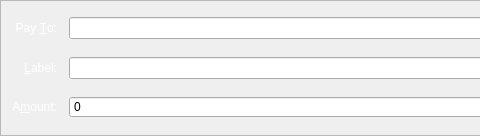
The window that src/qt/forms/sendcoinsentry.ui (shadowrider26/Diamond) describes before a commit, drawn with Qt 5; both pictures show x 0 to 480 and y 0 to 136 of the 729 by 136 pixel window.
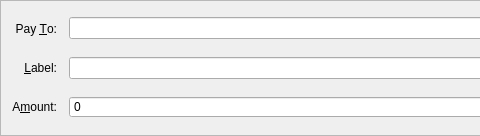
The same window after the commit. Icons and pictures are not drawn. Custom widgets are drawn as their Qt base class.

What changed in the file:
```diff
--- a/src/qt/forms/sendcoinsentry.ui
+++ b/src/qt/forms/sendcoinsentry.ui
@@ -31,7 +31,7 @@
    <item row="5" column="0">
     <widget class="QLabel" name="label">
      <property name="text">
-      <string>&lt;html&gt;&lt;head/&gt;&lt;body&gt;&lt;p&gt;&lt;span style=&quot; color:#ffffff;&quot;&gt;A&amp;amp;mount:&lt;/span&gt;&lt;/p&gt;&lt;/body&gt;&lt;/html&gt;</string>
+      <string>A&amp;mount:</string>
      </property>
      <property name="alignment">
       <set>Qt::AlignRight|Qt::AlignTrailing|Qt::AlignVCenter</set>
@@ -44,7 +44,7 @@
    <item row="3" column="0">
     <widget class="QLabel" name="label_2">
      <property name="text">
-      <string>&lt;html&gt;&lt;head/&gt;&lt;body&gt;&lt;p&gt;&lt;span style=&quot; color:#ffffff;&quot;&gt;Pay &amp;amp;To:&lt;/span&gt;&lt;/p&gt;&lt;/body&gt;&lt;/html&gt;</string>
+      <string>Pay &amp;To:</string>
      </property>
      <property name="alignment">
       <set>Qt::AlignRight|Qt::AlignTrailing|Qt::AlignVCenter</set>
@@ -85,7 +85,7 @@
    <item row="4" column="0">
     <widget class="QLabel" name="label_4">
      <property name="text">
-      <string>&lt;html&gt;&lt;head/&gt;&lt;body&gt;&lt;p&gt;&lt;span style=&quot; color:#ffffff;&quot;&gt;&amp;amp;Label:&lt;/span&gt;&lt;/p&gt;&lt;/body&gt;&lt;/html&gt;</string>
+      <string>&amp;Label:</string>
      </property>
      <property name="alignment">
       <set>Qt::AlignRight|Qt::AlignTrailing|Qt::AlignVCenter</set>
```
Left out of the diff: 25 changed lines with no effect on the pictures.
